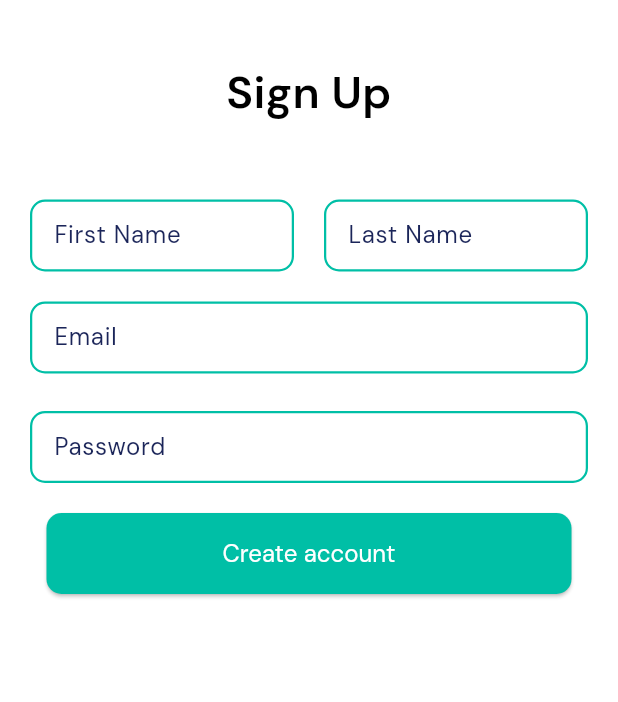
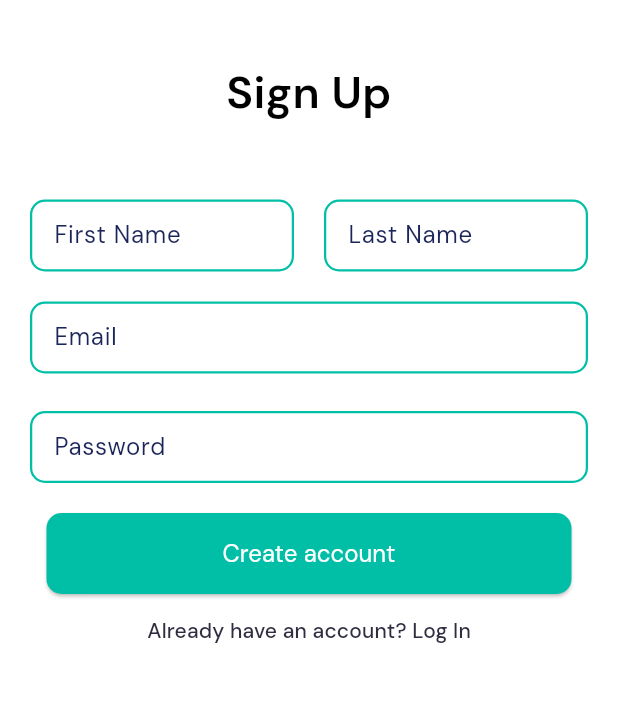
Before and after one commit to OpinionLK/opinion_lk, a Flutter app: the SignupPage screen opened by its route, on a phone screen of 412 x 824 dp, the part 240-942 px from its top. Run offline on Flutter 3.47's test engine with Material 2 defaults, Android fonts, the phone set to English and light mode, and no system bars; our stand-ins replace flutter_svg, fluttertoast, shared_preferences; accounts and stored records are empty; network calls fail.

Commit message:
Feel good commits #1
Login and signup now have links to each other

```diff
--- a/lib/routes/signup_page.dart
+++ b/lib/routes/signup_page.dart
@@ -3,6 +3,7 @@ import 'package:flutter_svg/flutter_svg.dart';
 import 'dart:convert'; //for jsonEncode
 import 'package:http/http.dart' as http;
 import 'package:fluttertoast/fluttertoast.dart';
+import 'package:opinion_lk/routes/login_page.dart';
 import 'package:opinion_lk/routes/main_app.dart';
 import 'package:opinion_lk/styles.dart';
 import 'package:opinion_lk/widgets/toast.dart';
@@ -314,6 +315,22 @@ class _SignupPageState extends State<SignupPage> {
                         'Create account'), // Show a progress indicator if _isLoading is true
               ),
             ),
+            Container(
+              child: TextButton(
+                child: const Text(
+                  'Already have an account? Log In',
+                ),
+                style: TextButton.styleFrom(
+                  primary: AppColors.dark, // replace with your actual color variable
+                ),
+                onPressed: () {
+                    Navigator.push(
+                      context,
+                      MaterialPageRoute(builder: (context) => LoginPage()),
+                    );
+                  },
+                )
+            )
           ],
         ),
       ),
```
Also changed, not shown: lib/routes/edit_profile.dart (added, +7 -0 lines), lib/routes/login_page.dart (+18 -0 lines).
